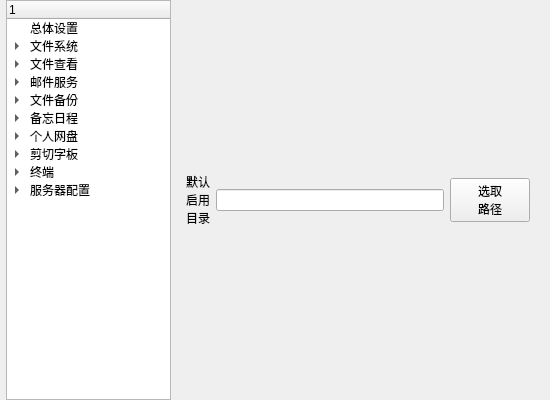
Qt form Setting/ui/Setting.ui (3548848289/UniFileHub) before a commit.
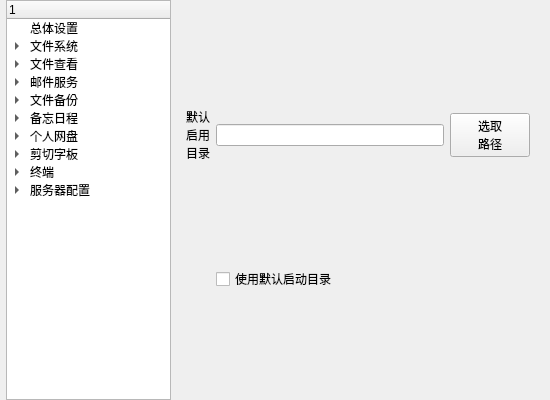
The same form after that commit. The open tabs and pages were chosen to show the change. Icons and pictures are not drawn.

```diff
--- a/Setting/ui/Setting.ui
+++ b/Setting/ui/Setting.ui
@@ -263,6 +263,16 @@
          </property>
         </widget>
        </item>
+       <item row="1" column="1" colspan="2">
+        <widget class="QCheckBox" name="file_system_useDefaultDirCheckBox">
+         <property name="toolTip">
+          <string>勾选：启动时进入默认启用目录；不勾选：进入上次退出时的目录</string>
+         </property>
+         <property name="text">
+          <string>使用默认启动目录</string>
+         </property>
+        </widget>
+       </item>
       </layout>
      </widget>
      <widget class="QWidget" name="file_see">
```
